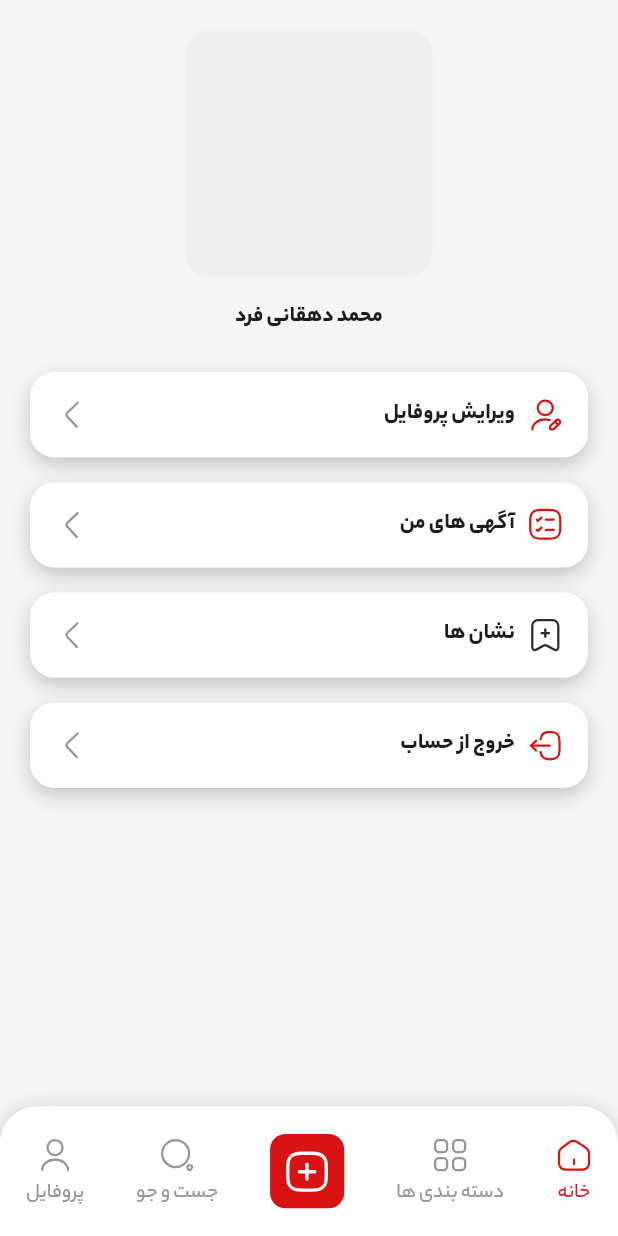
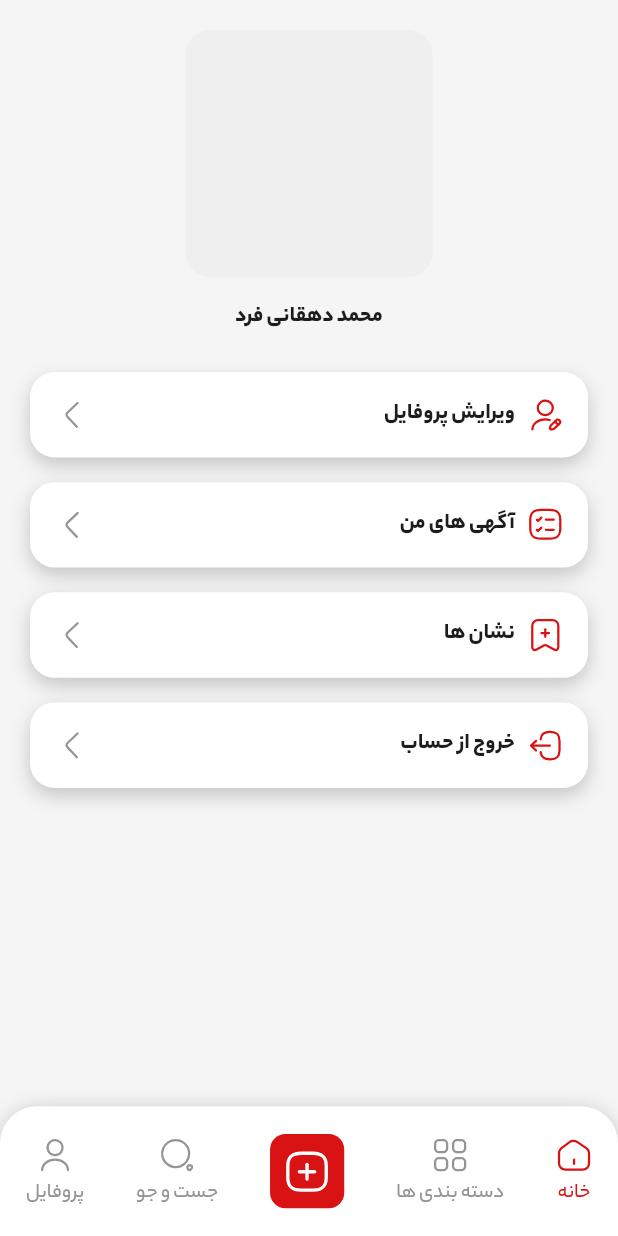
Before and after one commit to mohammad-dehghanifard/flutter_divar_clone_bloc, a Flutter app: the MainView screen opened directly, swiped to page 4, on a phone screen of 412 x 824 dp. Run offline on Flutter 3.47's test engine with Material 3 defaults, Android fonts, the phone set to English and light mode, and no system bars; our stand-ins replace bloc, cached_network_image, dio, flutter_bloc, flutter_svg, loading_animation_widget and 2 more; accounts and stored records are empty; network calls fail.

Commit message:
add colorFilter to ProfileButtonWidget

```diff
--- a/lib/features/profile/presentation/views/profile_view.dart
+++ b/lib/features/profile/presentation/views/profile_view.dart
@@ -24,6 +24,7 @@ class ProfileView extends StatelessWidget {
       ProfileButtonWidget(
         onTap: () {  },
         imagePath: Assets.svgs.bookmark,
+        colorFilter: const ColorFilter.mode(UiColors.primaryColor, BlendMode.srcIn),
         text: 'نشان ها',
       ),
       ProfileButtonWidget(
@@ -59,7 +60,8 @@ class ProfileView extends StatelessWidget {
                     child: ProfileButtonWidget(
                         onTap: profileButtons[index].onTap,
                         imagePath:  profileButtons[index].imagePath,
-                        text:  profileButtons[index].text
+                        text:  profileButtons[index].text,
+                        colorFilter: profileButtons[index].colorFilter,
                     ),
                   ),
               ),
--- a/lib/features/profile/presentation/widgets/profile_button_widget.dart
+++ b/lib/features/profile/presentation/widgets/profile_button_widget.dart
@@ -5,9 +5,10 @@ import 'package:flutter_svg/flutter_svg.dart';
 import 'package:responsive_sizer/responsive_sizer.dart';
 
 class ProfileButtonWidget extends StatelessWidget {
-  const ProfileButtonWidget({super.key, required this.onTap, required this.imagePath, required this.text});
+  const ProfileButtonWidget({super.key, required this.onTap, required this.imagePath, required this.text, this.colorFilter});
   final VoidCallback onTap;
   final String imagePath,text;
+  final ColorFilter? colorFilter;
 
   @override
   Widget build(BuildContext context) {
@@ -28,13 +29,13 @@ class ProfileButtonWidget extends StatelessWidget {
       child: Row(
 
         children: [
-          SvgPicture.asset(imagePath),
+          SvgPicture.asset(imagePath,colorFilter: colorFilter,),
           SizedBox(width: 2.w),
           Text(text,style: TextStyle(fontSize: 16.sp,fontWeight: FontWeight.w900)),
           const Spacer(),
           Transform.rotate(
             angle: 1.6,
-            child:  SvgPicture.asset(Assets.svgs.arrowDown),
+            child:  SvgPicture.asset(Assets.svgs.arrowDown,),
           )
         ],
       ),
```
